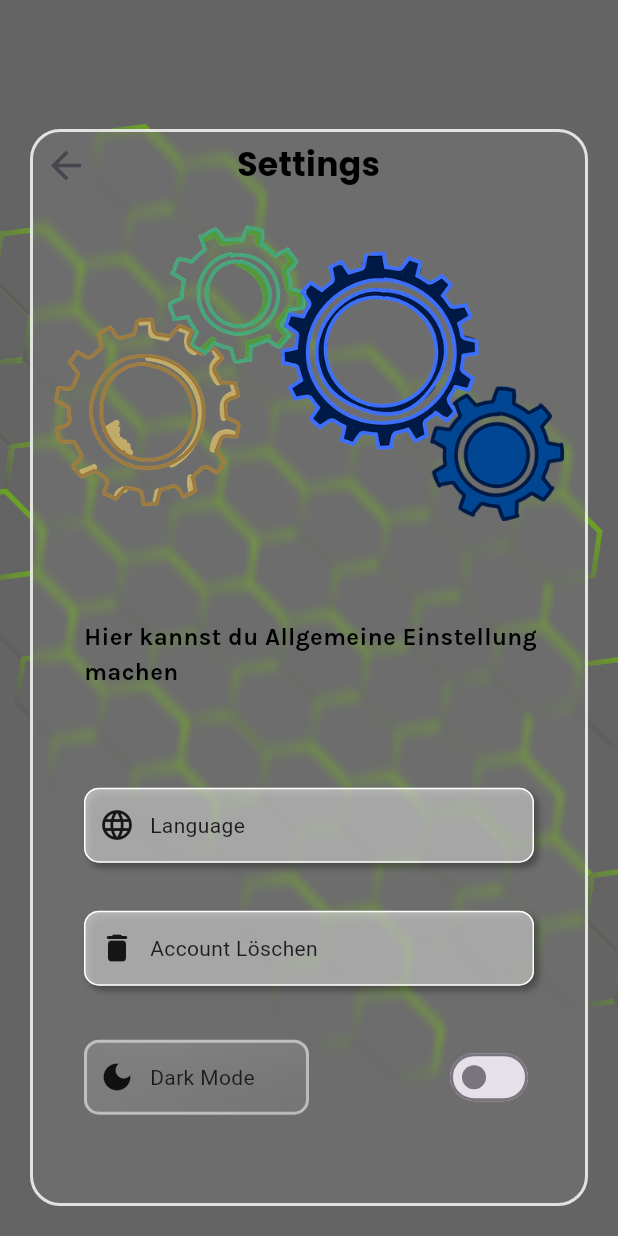
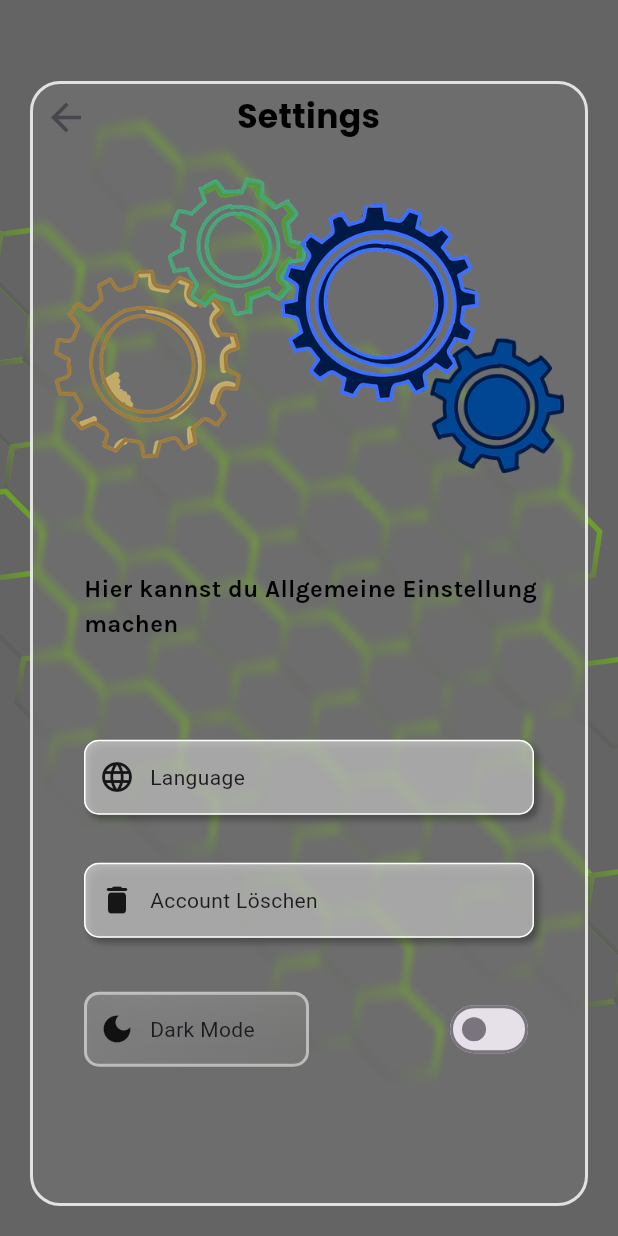
Before and after one commit to mfranky78/FamilyBoard, a Flutter app: the SettingsPage screen opened by its route, on a phone screen of 412 x 824 dp. Run offline on Flutter 3.47's test engine with Material 3 defaults, Android fonts, the light colour scheme and no system bars; drawn by our look-alikes of glassmorphism; our stand-ins replace animated_splash_screen, cloud_firestore, equatable, firebase_auth, firebase_core, firebase_storage and 8 more; missing offline and left inert: flutter_simple_calculator, onboarding; accounts and stored records are empty.

Commit message:
dlete padding

```diff
--- a/lib/features/settings/presentation/pages/settings_page.dart
+++ b/lib/features/settings/presentation/pages/settings_page.dart
@@ -17,8 +17,6 @@ class SettingsPage extends ConsumerWidget {
       body: Stack(
         children: [
           HoneycombBackground(
-           child: Padding(
-              padding: const EdgeInsets.fromLTRB(0,32,0,0),
            child: ContainerGlassFlex(
            child: Column(
              children: [
@@ -93,7 +91,6 @@ class SettingsPage extends ConsumerWidget {
                ),
              ],
            ),
-                        ),
                      ))
         ],
       ),
```
Lines whose indentation alone changed are shown as unchanged.
